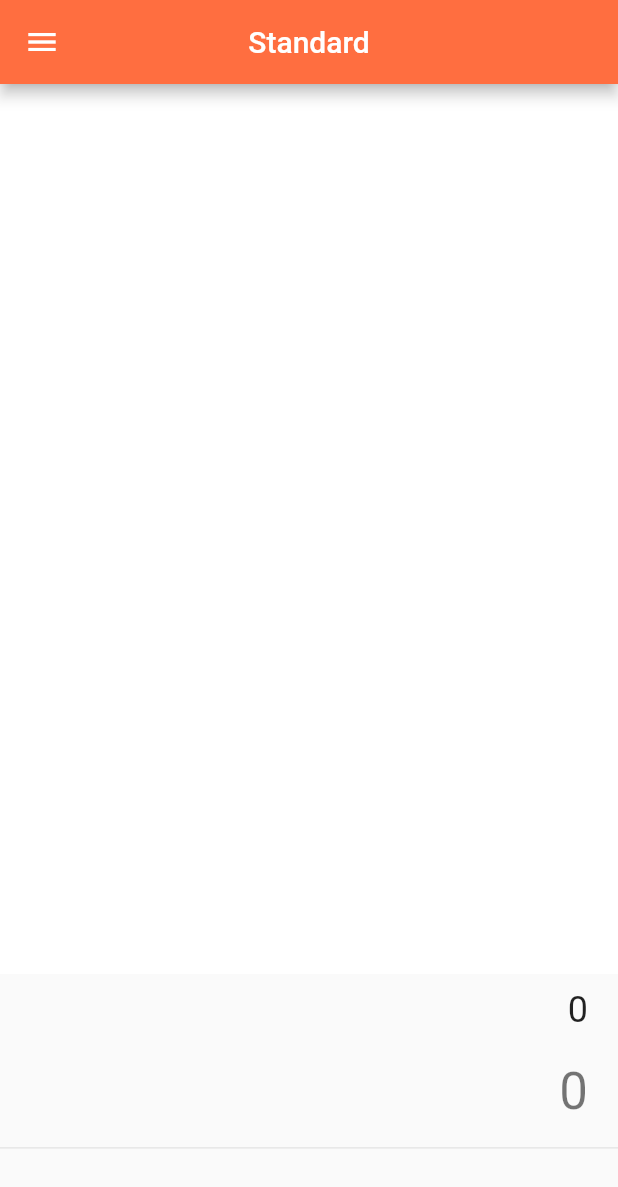
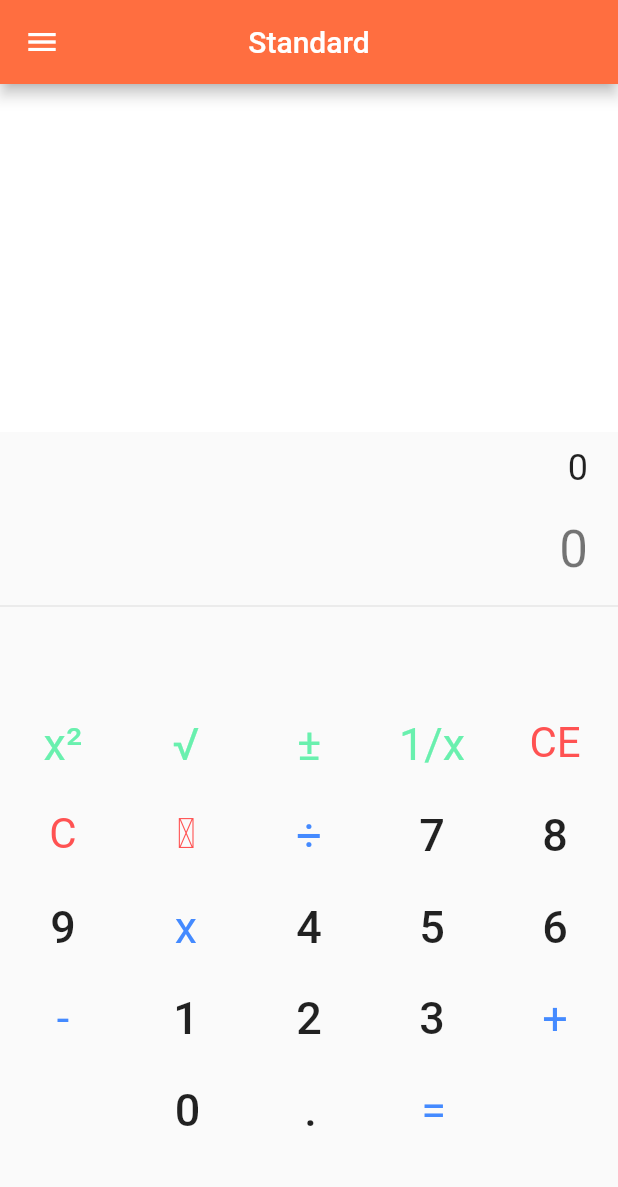
Before and after one commit to tuuhin/calculator_, a Flutter app: the CurrencyPage screen opened directly, in the side drawer, after a tap on "Standard", on a phone screen of 412 x 824 dp. Shown: the top 1187 px of the screen. Run offline on Flutter 3.47's test engine with Material 2 defaults, Android fonts, the phone set to English and light mode, and no system bars; our stand-ins replace connectivity, math_expressions, shared_preferences; accounts and stored records are empty; network calls fail.

Commit message:
fixed some changes

```diff
--- a/lib/keyboards/standardcalckeyboard.dart
+++ b/lib/keyboards/standardcalckeyboard.dart
@@ -30,7 +30,7 @@ class _StdCalcBoardState extends State<StdCalcBoard> {
   }
 
   void valueOnNumber(String op) {
-    widget.output!.call(_calc.calculate(op, log: false).toString());
+    widget.output!.call(_calc.calculate(op, log: false));
   }
 
   String _input = '';
@@ -286,7 +286,7 @@ class _StdCalcBoardState extends State<StdCalcBoard> {
           TextButton(
               onPressed: () {
                 _calc.calculate(_input);
-                // print(_calc.logs);
+
                 widget.history!.call(_calc.logs);
                 widget.input!.call(_calc.logs.last[1]);
                 widget.output!.call(_calc.logs.last[1]);
--- a/lib/view/currencypage.dart
+++ b/lib/view/currencypage.dart
@@ -1,7 +1,6 @@
 import 'package:calculator/keyboards/keyboard.dart';
 import 'package:calculator/model/currencymodel.dart';
 import 'package:calculator/widget/fetchwidget.dart';
-import 'package:calculator/widget/pallette.dart';
 import 'package:calculator/widget/widget.dart';
 import 'package:flutter/material.dart';
 import 'package:flutter/widgets.dart';
--- a/lib/view/standardcalculator.dart
+++ b/lib/view/standardcalculator.dart
@@ -1,6 +1,7 @@
 import 'package:calculator/keyboards/keyboard.dart';
 import 'package:calculator/widget/appdrawer.dart';
 import 'package:flutter/material.dart';
+import 'package:intl/intl.dart';
 
 class StandardCalculator extends StatefulWidget {
   const StandardCalculator({Key? key}) : super(key: key);
@@ -10,14 +11,6 @@ class StandardCalculator extends StatefulWidget {
 }
 
 class _StandardCalculatorState extends State<StandardCalculator> {
-  late ScrollController _scrollController;
-
-  @override
-  void initState() {
-    super.initState();
-    _scrollController = ScrollController();
-  }
-
   String _input = '';
   String _outputs = '';
   List _logs = [];
@@ -28,7 +21,8 @@ class _StandardCalculatorState extends State<StandardCalculator> {
       appBar: AppBar(title: const Text('Standard')),
       drawer: AppDrawer(),
       body: CustomScrollView(
-        controller: _scrollController,
+        controller: ScrollController(
+            initialScrollOffset: MediaQuery.of(context).size.height),
         // physics: const BouncingScrollPhysics(),
         slivers: [
           SliverToBoxAdapter(
--- a/lib/widget/appdrawer.dart
+++ b/lib/widget/appdrawer.dart
@@ -1,6 +1,7 @@
 import 'package:calculator/settings/settings.dart';
 import 'package:calculator/view/standardcalculator.dart';
 import 'package:calculator/view/view.dart';
+import 'package:flutter/cupertino.dart';
 import 'package:flutter/material.dart';
 
 class AppDrawer extends StatelessWidget {
@@ -46,6 +47,7 @@ class AppDrawer extends StatelessWidget {
   Widget build(BuildContext context) {
     return Drawer(
         child: CustomScrollView(
+      physics: const BouncingScrollPhysics(),
       slivers: [
         const SliverToBoxAdapter(child: SizedBox(height: 30)),
         SliverToBoxAdapter(
@@ -76,22 +78,22 @@ class AppDrawer extends StatelessWidget {
             ),
           ),
         ),
-        SliverToBoxAdapter(
-          child: ListTile(
-            onTap: () {
-              Navigator.of(context).pushReplacement(
-                MaterialPageRoute(builder: (BuildContext context) {
-                  return const ScientificCalculator();
-                }),
-              );
-            },
-            leading: const Icon(Icons.science),
-            dense: true,
-            title: const Text(
-              'Scientific',
-            ),
-          ),
-        ),
+        // SliverToBoxAdapter(
+        //   child: ListTile(
+        //     onTap: () {
+        //       Navigator.of(context).pushReplacement(
+        //         MaterialPageRoute(builder: (BuildContext context) {
+        //           return const ScientificCalculator();
+        //         }),
+        //       );
+        //     },
+        //     leading: const Icon(Icons.science),
+        //     dense: true,
+        //     title: const Text(
+        //       'Scientific',
+        //     ),
+        //   ),
+        // ),
         const SliverToBoxAdapter(child: ListTile(title: Text('Convertors'))),
         const SliverToBoxAdapter(child: Divider()),
         SliverToBoxAdapter(
@@ -133,7 +135,7 @@ class AppDrawer extends StatelessWidget {
               );
             },
             leading: const Icon(Icons.settings),
-            title: const Text('Settings'),
+            title: const Text('About'),
           ),
         )
       ],
--- a/lib/widget/pallette.dart
+++ b/lib/widget/pallette.dart
@@ -23,7 +23,7 @@ class Palette {
       backgroundColor: Colors.deepOrange,
       centerTitle: true,
     ),
-    colorScheme: ColorScheme.dark(),
+    colorScheme: const ColorScheme.dark(),
   );
 
   static const TextStyle singleOperandButton = TextStyle(
--- a/pubspec.yaml
+++ b/pubspec.yaml
@@ -53,6 +53,7 @@ dev_dependencies:
   flutter_launcher_icons: "^0.9.2"
   flutter_native_splash: ^1.2.3
   provider: ^6.0.1
+  intl: ^0.17.0
 
 flutter_icons:
   android: true
```
Also changed, not shown: lib/model/basecalculator.dart (+18 -24 lines), pubspec.lock.
